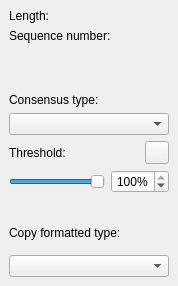
Qt form src/corelibs/U2View/src/ov_msa/ui/GeneralTabOptionsPanelWidget.ui (violethaze74/ugene) before a commit.
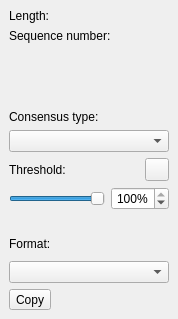
The same form after that commit. Icons and pictures are not drawn.

Commit message: button for UGENE-3521 Export alignment to the clipboard in selected format

```diff
--- a/src/corelibs/U2View/src/ov_msa/ui/GeneralTabOptionsPanelWidget.ui
+++ b/src/corelibs/U2View/src/ov_msa/ui/GeneralTabOptionsPanelWidget.ui
@@ -7,7 +7,7 @@
     <x>0</x>
     <y>0</y>
     <width>178</width>
-    <height>286</height>
+    <height>319</height>
    </rect>
   </property>
   <property name="windowTitle">
@@ -191,13 +191,20 @@
       <item>
        <widget class="QLabel" name="copyTypeLabel">
         <property name="text">
-         <string>Copy formatted type:</string>
+         <string>Format:</string>
         </property>
        </widget>
       </item>
       <item>
        <widget class="QComboBox" name="copyType"/>
       </item>
+      <item>
+       <widget class="QToolButton" name="copyButton">
+        <property name="text">
+         <string>Copy</string>
+        </property>
+       </widget>
+      </item>
      </layout>
     </widget>
    </item>
```
Left out of the diff: 11 changed lines with no effect on the pictures. The commit also changes 4 other files.
